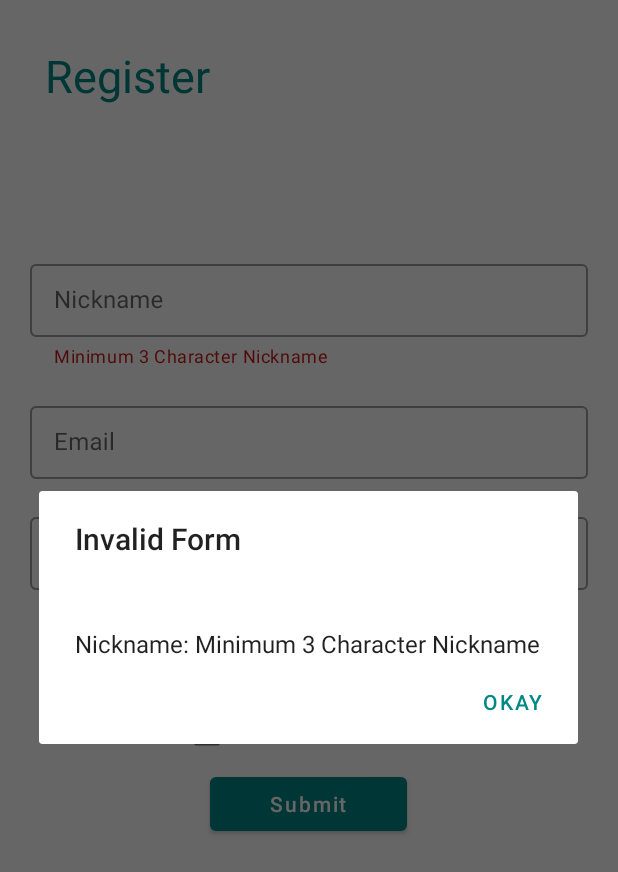
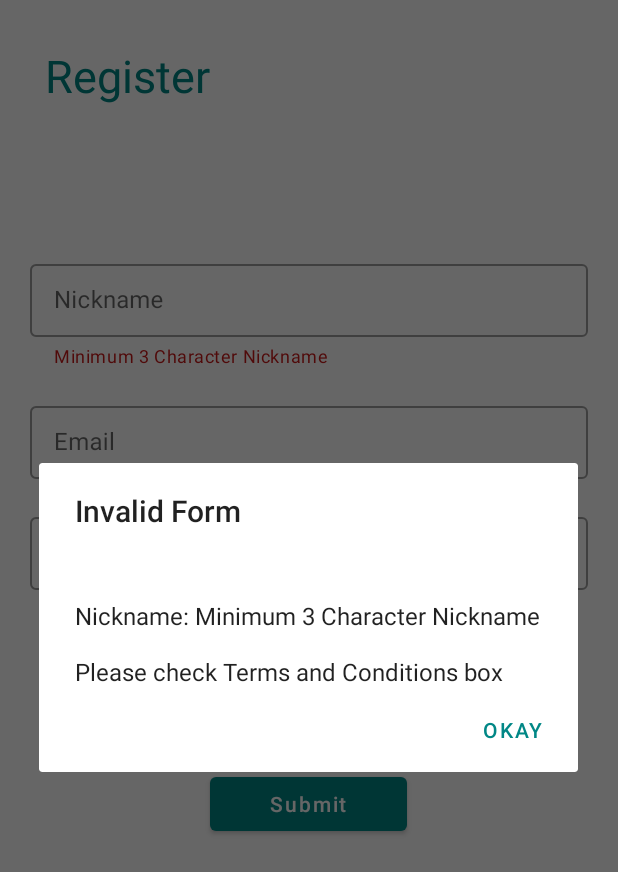
Before and after one commit to liadT22/ImBoard, an Android app: the RegisterFragment screen opened through its navigation route, after a tap on "Submit", on a phone screen of 412 x 824 dp. Shown: the top 872 px of the screen. Run offline under Robolectric (Android 15) with nearby library versions, the phone set to English and light mode, and no system bars; 8 statements that could not run were skipped.

Commit message:
fixed navigation system and added login + Register Screens

```diff
--- a/app/build.gradle
+++ b/app/build.gradle
@@ -36,6 +36,7 @@ android {
     kotlinOptions {
         jvmTarget = '1.8'
     }
+
 }
 
 dependencies {
@@ -56,6 +57,7 @@ dependencies {
     implementation 'androidx.constraintlayout:constraintlayout:2.1.4'
     implementation 'androidx.navigation:navigation-fragment-ktx:2.5.3'
     implementation 'androidx.navigation:navigation-ui-ktx:2.5.3'
+    implementation 'com.google.firebase:firebase-analytics:20.1.1'
     testImplementation 'junit:junit:4.13.2'
     androidTestImplementation 'androidx.test.ext:junit:1.1.4'
     androidTestImplementation 'androidx.test.espresso:espresso-core:3.5.0'
--- /dev/null
+++ b/app/src/main/java/com/example/imboard/Communicator.kt
@@ -0,0 +1,5 @@
+package com.example.imboard
+
+interface Communicator {
+    fun passDataCom(userFlag: Boolean)
+}
--- a/app/src/main/java/com/example/imboard/MainActivity.kt
+++ b/app/src/main/java/com/example/imboard/MainActivity.kt
@@ -1,7 +1,9 @@
 package com.example.imboard
 
+import android.content.Context
 import androidx.appcompat.app.AppCompatActivity
 import android.os.Bundle
+import android.util.AttributeSet
 import android.util.Log
 import android.view.View
 import android.widget.Button
@@ -9,12 +11,15 @@ import androidx.fragment.app.Fragment
 import com.example.imboard.databinding.ActivityMainBinding
 import com.example.imboard.fragments.*
 
-class MainActivity : AppCompatActivity() {
+class MainActivity : AppCompatActivity(), Communicator {
     lateinit var binding: ActivityMainBinding
+    var flag_userLogedin = false
+
     override fun onCreate(savedInstanceState: Bundle?) {
         super.onCreate(savedInstanceState)
         binding = ActivityMainBinding.inflate(layoutInflater)
         setContentView(binding.root)
+
 
         supportActionBar?.hide()
 
@@ -24,20 +29,15 @@ class MainActivity : AppCompatActivity() {
         val shopFragment = ShopFragment()
         val loginScreenFragment = RegisterOrLoginScreenFragment()
         val bottom_navigation = binding.bottomNavigation
-        //TODO : replace the false with if the user is loged in or not from the ROOM
-        var flag_userLogedin = false
-        val bundle = Bundle()
-        bundle.putBoolean("flag_userLogedin", flag_userLogedin)
+        var started = true
 
 
         //show first fragment
+        if (started) {
             bottom_navigation.visibility = View.GONE
+            started = false
+        }
 
-
-
-        if(flag_userLogedin == true) {
-            bottom_navigation.visibility = View.VISIBLE
-            makeCurrentFragment(searchFragment)
         bottom_navigation.setOnNavigationItemSelectedListener {
 
             when (it.itemId) {
@@ -49,18 +49,37 @@ class MainActivity : AppCompatActivity() {
             true
         }
     }
+
+    override fun onTopResumedActivityChanged(isTopResumedActivity: Boolean) {
+        super.onTopResumedActivityChanged(isTopResumedActivity)
+        flag_userLogedin = true
+        //binding.bottomNavigation.visibility = View.VISIBLE
     }
+
 
     private fun makeCurrentFragment(fragment: Fragment) =
 
         supportFragmentManager.beginTransaction().apply {
-            Log.i("fragment",fragment.toString())
+            Log.i("fragment", fragment.toString())
             //do slide to left/right
             setCustomAnimations(
                 R.anim.from_left,
                 R.anim.to_right
             )
-            replace(R.id.fragmentContainerView,fragment)
+            replace(R.id.fragmentContainerView, fragment)
             commit()
         }
+
+    override fun passDataCom(userFlag: Boolean) {
+        //TODO : replace the false with if the user is loged in or not from the ROOM
+        val bundle = Bundle()
+        bundle.putBoolean("flag_userLogedin", flag_userLogedin)
+
+        val transaction = this.supportFragmentManager.beginTransaction()
+        val loginScreenFragment = RegisterOrLoginScreenFragment()
+        loginScreenFragment.arguments = bundle
+
+        transaction.replace(R.id.fragmentContainerView, loginScreenFragment).commit()
+
     }
+}
--- a/app/src/main/java/com/example/imboard/fragments/RegisterFragment.kt
+++ b/app/src/main/java/com/example/imboard/fragments/RegisterFragment.kt
@@ -7,6 +7,8 @@ import android.view.LayoutInflater
 import android.view.View
 import android.view.ViewGroup
 import androidx.fragment.app.Fragment
+import androidx.navigation.fragment.findNavController
+import com.example.imboard.MainActivity
 import com.example.imboard.R
 import com.example.imboard.databinding.FragmentRegisterScreenBinding
 import com.example.imboard.util.autoCleared
@@ -23,22 +25,25 @@ class RegisterFragment : Fragment() {
         binding = FragmentRegisterScreenBinding.inflate(inflater, container, false)
 
         val builder = createThermsAlertDialog()
-        binding.regSubmitBtn.isClickable = false
+        binding.regSubmitBtn.isActivated = false
 
         //popup alertdialog of therms when press checkbox
         binding.regTacCheckBox.setOnCheckedChangeListener { buttonView, isChecked ->
             if(binding.regTacCheckBox.isChecked === true)
                 builder?.show()
             if(binding.regTacCheckBox.isChecked === true)
-                binding.regSubmitBtn.isClickable = true
-            else binding.regSubmitBtn.isClickable = false
+                binding.regSubmitBtn.isActivated = true
+            else binding.regSubmitBtn.isActivated = false
         }
 
         emailFocusListener()
         passwordFocusListener()
         nicknameFocusListener()
 
-        binding.regSubmitBtn.setOnClickListener { submitRegister() }
+        binding.regSubmitBtn.setOnClickListener {
+            submitRegister()
+
+        }
 
         return binding.root
     }
@@ -88,6 +93,8 @@ class RegisterFragment : Fragment() {
             message += "\n\nPassword: " + binding.regPasswordContainer.helperText
         if(binding.regNickContainer.helperText != null)
             message += "\n\nNickname: " + binding.regNickContainer.helperText
+        if(!binding.regTacCheckBox.isChecked)
+            message += "\n\nPlease check Terms and Conditions box"
 
         AlertDialog.Builder(context)
             .setTitle("Invalid Form")
@@ -115,6 +122,8 @@ class RegisterFragment : Fragment() {
                 binding.regNickContainer.helperText = getString(R.string.required)
             }
             .show()
+        findNavController().navigate(R.id.action_registerOrLoginScreenFragment_to_searchFragment)
+
     }
 
     private fun emailFocusListener()
--- a/app/src/main/java/com/example/imboard/fragments/RegisterOrLoginScreenFragment.kt
+++ b/app/src/main/java/com/example/imboard/fragments/RegisterOrLoginScreenFragment.kt
@@ -1,5 +1,6 @@
 package com.example.imboard.fragments
 
+import android.content.Intent
 import android.os.Bundle
 import android.util.Log
 import android.view.LayoutInflater
@@ -7,7 +8,9 @@ import android.view.View
 import android.view.ViewGroup
 import android.widget.Button
 import androidx.fragment.app.Fragment
+import androidx.fragment.app.FragmentManager
 import androidx.navigation.fragment.findNavController
+import com.example.imboard.Communicator
 import com.example.imboard.MainActivity
 import com.example.imboard.R
 import com.example.imboard.databinding.FragmentRegisterOrLoginScreenBinding
@@ -23,8 +26,19 @@ class RegisterOrLoginScreenFragment : Fragment() {
         container: ViewGroup?,
         savedInstanceState: Bundle?
     ): View? {
+        val searchFragment = SearchFragment()
+
         binding = FragmentRegisterOrLoginScreenBinding.inflate(inflater,container,false)
-        val bundle = arguments
+
+        var flag = arguments?.getBoolean("flag_userLogedin")
+
+
+
+        binding.loginBtn.setOnClickListener{
+            findNavController().navigate(R.id.action_registerOrLoginScreenFragment_to_searchFragment)
+            requireActivity().findViewById<BottomNavigationView>(R.id.bottom_navigation).visibility = View.VISIBLE
+            flag = true
+        }
 
         binding.registerBtn.setOnClickListener {
             findNavController().navigate(R.id.action_registerOrLoginScreenFragment_to_registerFragment)
--- a/app/src/main/res/layout/activity_main.xml
+++ b/app/src/main/res/layout/activity_main.xml
@@ -12,6 +12,7 @@
         android:layout_width="match_parent"
         android:layout_height="match_parent"
         app:defaultNavHost="true"
+        android:layout_above="@id/bottom_navigation"
         app:navGraph="@navigation/my_nav_fix"/>
 
     <com.google.android.material.bottomnavigation.BottomNavigationView
--- a/app/src/main/res/navigation/my_nav_fix.xml
+++ b/app/src/main/res/navigation/my_nav_fix.xml
@@ -5,26 +5,6 @@
     android:id="@+id/my_nav_fix"
     app:startDestination="@id/registerOrLoginScreenFragment">
 
-    <fragment
-        android:id="@+id/registerOrLoginScreenFragment"
-        android:name="com.example.imboard.fragments.RegisterOrLoginScreenFragment"
-        android:label="fragment_register_or_login_screen"
-        tools:layout="@layout/fragment_register_or_login_screen" >
-        <action
-            android:id="@+id/action_registerOrLoginScreenFragment_to_mainActivity2"
-            app:destination="@id/mainActivity2"
-            app:enterAnim="@anim/from_right"
-            app:exitAnim="@anim/to_left"
-            app:popEnterAnim="@anim/from_left"
-            app:popExitAnim="@anim/to_right" />
-        <action
-            android:id="@+id/action_registerOrLoginScreenFragment_to_registerFragment"
-            app:destination="@id/registerFragment"
-            app:enterAnim="@anim/from_right"
-            app:exitAnim="@anim/to_left"
-            app:popEnterAnim="@anim/from_left"
-            app:popExitAnim="@anim/to_right" />
-    </fragment>
     <activity
         android:id="@+id/mainActivity2"
         android:name="com.example.imboard.MainActivity"
@@ -56,11 +36,25 @@
         android:label="fragment_register_screen"
         tools:layout="@layout/fragment_register_screen" >
         <action
-            android:id="@+id/action_registerFragment_to_mainActivity2"
-            app:destination="@id/mainActivity2"
-            app:enterAnim="@anim/from_right"
-            app:exitAnim="@anim/to_left"
-            app:popEnterAnim="@anim/from_left"
-            app:popExitAnim="@anim/to_right" />
+            android:id="@+id/action_registerFragment_to_searchFragment"
+            app:destination="@id/searchFragment"
+            app:popUpTo="@id/my_nav_fix"
+            app:popUpToInclusive="true" />
     </fragment>
+    <fragment
+        android:id="@+id/registerOrLoginScreenFragment"
+        android:name="com.example.imboard.fragments.RegisterOrLoginScreenFragment"
+        android:label="fragment_register_or_login_screen"
+        tools:layout="@layout/fragment_register_or_login_screen" >
+        <action
+            android:id="@+id/action_registerOrLoginScreenFragment_to_registerFragment"
+            app:destination="@id/registerFragment"
+            app:popUpToInclusive="true" />
+        <action
+            android:id="@+id/action_registerOrLoginScreenFragment_to_searchFragment"
+            app:destination="@id/searchFragment"
+            app:popUpTo="@id/my_nav_fix"
+            app:popUpToInclusive="true" />
+    </fragment>
+
 </navigation>
--- /dev/null
+++ b/app/src/main/res/values-land/dimens.xml
@@ -0,0 +1,3 @@
+<resources>
+    <dimen name="fab_margin">48dp</dimen>
+</resources>
--- /dev/null
+++ b/app/src/main/res/values-w1240dp/dimens.xml
@@ -0,0 +1,3 @@
+<resources>
+    <dimen name="fab_margin">200dp</dimen>
+</resources>
--- /dev/null
+++ b/app/src/main/res/values-w600dp/dimens.xml
@@ -0,0 +1,3 @@
+<resources>
+    <dimen name="fab_margin">48dp</dimen>
+</resources>
--- /dev/null
+++ b/app/src/main/res/values/dimens.xml
@@ -0,0 +1,3 @@
+<resources>
+    <dimen name="fab_margin">16dp</dimen>
+</resources>
--- a/app/src/main/res/values/themes.xml
+++ b/app/src/main/res/values/themes.xml
@@ -23,4 +23,13 @@
         <item name="android:minWidth">48dp</item>
         <item name="android:minHeight">48dp</item>
     </style>
+
+    <style name="Theme.ImBoard.NoActionBar">
+        <item name="windowActionBar">false</item>
+        <item name="windowNoTitle">true</item>
+    </style>
+
+    <style name="Theme.ImBoard.AppBarOverlay" parent="ThemeOverlay.AppCompat.Dark.ActionBar" />
+
+    <style name="Theme.ImBoard.PopupOverlay" parent="ThemeOverlay.AppCompat.Light" />
 </resources>
```
Also changed, not shown: app/src/main/AndroidManifest.xml (+9 -0 lines), app/src/main/res/values/strings.xml (+9 -0 lines). Lines whose indentation alone changed are shown as unchanged.
